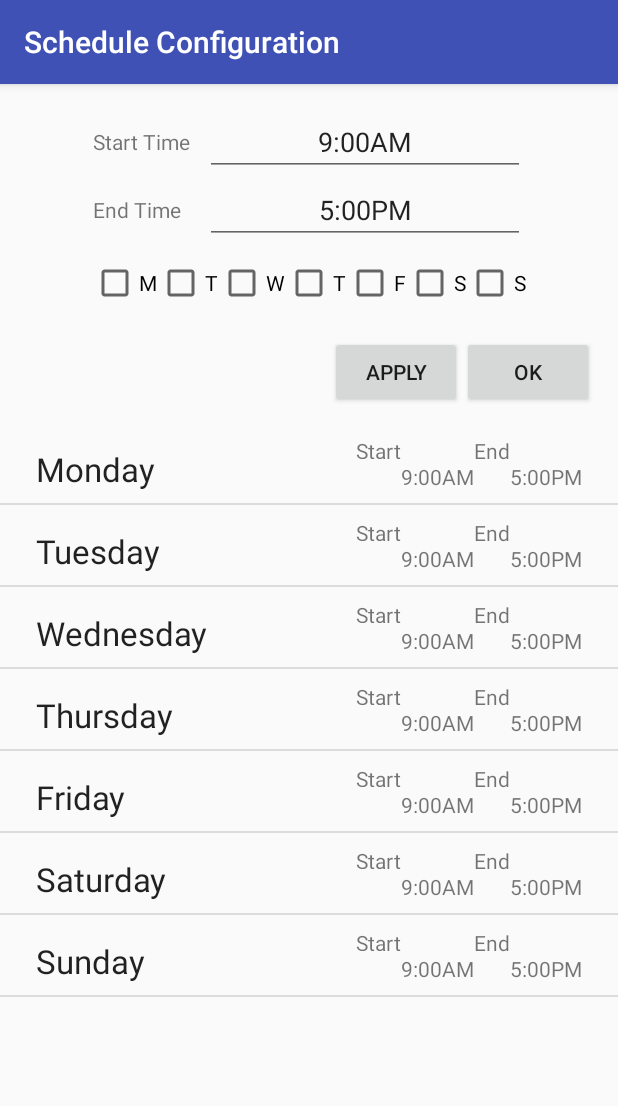
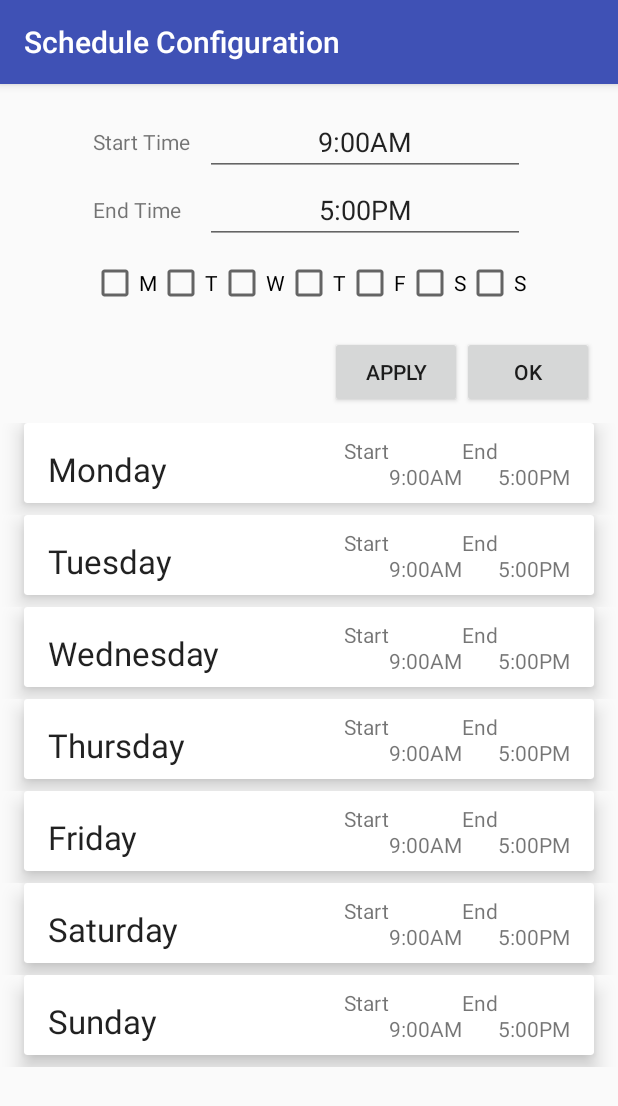
Before and after one commit to kyokoyam1994/Text2Gmail, an Android app: the screen it shows after launch (DailySchedulerActivity), after a tap on "SET SCHEDULE", on a phone screen of 412 x 824 dp. Shown: the top 1106 px of the screen. Run offline under Robolectric (Android 15) with nearby library versions, the phone set to English and light mode, and no system bars; our stand-ins replace Room's generated code; libraries missing offline, so code that uses them is left out: com.squareup.leakcanary; 2 statements that could not run were skipped.

Commit message:
-Start and end edit text in daily scheduler activity no longer use focus listener, replaced with on click listener instead -Orientation change fix added for time picker dialog -Daily scheduler entries now uses card views in a linear layout instead of list view

```diff
--- a/app/src/main/java/com/example/kosko/text2gmail/DailySchedulerActivity.java
+++ b/app/src/main/java/com/example/kosko/text2gmail/DailySchedulerActivity.java
@@ -6,6 +6,7 @@ import android.view.View;
 import android.widget.Button;
 import android.widget.CheckBox;
 import android.widget.EditText;
+import android.widget.LinearLayout;
 import android.widget.ListView;
 import android.widget.TextView;
 
@@ -22,7 +23,7 @@ import java.util.Calendar;
 import java.util.Date;
 
 public class DailySchedulerActivity extends AppCompatActivity implements View.OnClickListener,
-        View.OnFocusChangeListener, TimePickerDialogFragment.TimeSelectedListener {
+        TimePickerDialogFragment.TimeSelectedListener {
 
     private Button buttonApply;
     private Button buttonOK;
@@ -41,8 +42,8 @@ public class DailySchedulerActivity extends AppCompatActivity implements View.On
 
         buttonApply.setOnClickListener(this);
         buttonOK.setOnClickListener(this);
-        editTextStartTime.setOnFocusChangeListener(this);
-        editTextEndTime.setOnFocusChangeListener(this);
+        editTextStartTime.setOnClickListener(this);
+        editTextEndTime.setOnClickListener(this);
 
         Calendar curr = Calendar.getInstance();
         int dayOfWeek = curr.get(Calendar.DAY_OF_WEEK);
@@ -64,28 +65,17 @@ public class DailySchedulerActivity extends AppCompatActivity implements View.On
             case R.id.buttonOK:
                 finish();
                 break;
-        }
-    }
-
-    @Override
-    public void onFocusChange(View view, boolean hasFocus) {
-        switch (view.getId()){
             case R.id.editTextStartTime:
-                if(hasFocus) {
-                    TimePickerDialogFragment.newInstance(R.string.start_time_label_text, editTextStartTime.getText().toString()).show(getSupportFragmentManager(), "Start");
-                }
+                TimePickerDialogFragment.newInstance(R.string.start_time_label_text, editTextStartTime.getText().toString()).show(getSupportFragmentManager(), "Start");
                 break;
             case R.id.editTextEndTime:
-                if(hasFocus) TimePickerDialogFragment.newInstance(R.string.end_time_label_text, editTextEndTime.getText().toString()).show(getSupportFragmentManager(), "End");
+                TimePickerDialogFragment.newInstance(R.string.end_time_label_text, editTextEndTime.getText().toString()).show(getSupportFragmentManager(), "End");
                 break;
         }
     }
 
     @Override
     public void onTimeSelected(int title, int hours, int minutes, boolean cancelled) {
-        // DateTimeFormatter parseFormat = new DateTimeFormatterBuilder().appendPattern("h:mma").toFormatter();
-        // String time = parseFormat.format(LocalTime.of(hours, minutes));
-
         DateFormat parseFormat = new SimpleDateFormat("h:mma");
         Calendar curr = Calendar.getInstance();
         curr.set(Calendar.HOUR_OF_DAY, hours);
@@ -102,32 +92,24 @@ public class DailySchedulerActivity extends AppCompatActivity implements View.On
     }
 
     private void refreshSchedule() {
-        ListView listViewSchedule = findViewById(R.id.listViewSchedule);
+        //ListView listViewSchedule = findViewById(R.id.listViewSchedule);
         ArrayList<ScheduleEntry> entries = new ArrayList<>();
         for (int i = 0; i < DefaultSharedPreferenceManager.DAY_OF_THE_WEEK_KEYS.length; i++) {
             String schedule = DefaultSharedPreferenceManager.getSchedule(this, DefaultSharedPreferenceManager.DAY_OF_THE_WEEK_KEYS[i]);
             String[] intervals = schedule.split("~");
             entries.add(new ScheduleEntry(ScheduleEntry.DayOfTheWeek.from(i+1), intervals[0], intervals[1]));
         }
-        ScheduleEntryAdapter scheduleEntryAdapter = new ScheduleEntryAdapter(this, R.layout.schedule_list_item, entries);
-        listViewSchedule.setAdapter(scheduleEntryAdapter);
+        ScheduleEntryAdapter scheduleEntryAdapter = new ScheduleEntryAdapter(this, R.layout.card_view_schedule, entries);
+        //listViewSchedule.setAdapter(scheduleEntryAdapter);
+        LinearLayout linearLayoutSchedule = findViewById(R.id.linearLayoutSchedule);
+        linearLayoutSchedule.removeAllViews();
+        for(int i = 0; i < scheduleEntryAdapter.getCount(); i++) {
+            linearLayoutSchedule.addView(scheduleEntryAdapter.getView(i, null, null));
+        }
     }
 
     private void applySelection(){
         TextView textViewScheduleErrorMessage = findViewById(R.id.textViewScheduleErrorMessage);
-        /*try {
-            DateTimeFormatter parseFormat = new DateTimeFormatterBuilder().appendPattern("h:mma").toFormatter();
-            LocalTime startTime = LocalTime.parse(editTextStartTime.getText().toString(), parseFormat);
-            LocalTime endTime = LocalTime.parse(editTextEndTime.getText().toString(), parseFormat);
-            if (!endTime.isAfter(startTime)) {
-                textViewScheduleErrorMessage.setText(R.string.time_picker_dialog_fragment_end_not_after_start);
-                return;
-            }
-        } catch (DateTimeParseException e) {
-            textViewScheduleErrorMessage.setText(R.string.time_picker_dialog_fragment_invalid_time);
-            return;
-        }*/
-
         try {
             DateFormat format = new SimpleDateFormat("h:mma");
             Date startTime = format.parse(editTextStartTime.getText().toString());
--- a/app/src/main/java/com/example/kosko/text2gmail/GMailSender.java
+++ b/app/src/main/java/com/example/kosko/text2gmail/GMailSender.java
@@ -1,8 +1,6 @@
 package com.example.kosko.text2gmail;
 
-import android.accounts.Account;
 import android.accounts.AccountManager;
-import android.accounts.AccountManagerCallback;
 import android.accounts.AccountManagerFuture;
 import android.content.Context;
 import android.os.Bundle;
--- a/app/src/main/java/com/example/kosko/text2gmail/MainActivity.java
+++ b/app/src/main/java/com/example/kosko/text2gmail/MainActivity.java
@@ -26,17 +26,17 @@ public class MainActivity extends AppCompatActivity {
         super.onCreate(savedInstanceState);
         setContentView(R.layout.activity_main);
 
-        Toolbar toolbar = (Toolbar) findViewById(R.id.toolbar);
+        Toolbar toolbar = findViewById(R.id.toolbar);
         setSupportActionBar(toolbar);
         // Create the adapter that will return a fragment for each of the three
         // primary sections of the activity.
         mSectionsPagerAdapter = new SectionsPagerAdapter(getSupportFragmentManager());
 
         // Set up the ViewPager with the sections adapter.
-        mViewPager = (ViewPager) findViewById(R.id.container);
+        mViewPager = findViewById(R.id.container);
         mViewPager.setAdapter(mSectionsPagerAdapter);
 
-        TabLayout tabLayout = (TabLayout) findViewById(R.id.tabs);
+        TabLayout tabLayout = findViewById(R.id.tabs);
 
         mViewPager.addOnPageChangeListener(new TabLayout.TabLayoutOnPageChangeListener(tabLayout));
         tabLayout.addOnTabSelectedListener(new TabLayout.ViewPagerOnTabSelectedListener(mViewPager));
--- a/app/src/main/java/com/example/kosko/text2gmail/adapter/ContactSelectionAdapter.java
+++ b/app/src/main/java/com/example/kosko/text2gmail/adapter/ContactSelectionAdapter.java
@@ -67,7 +67,6 @@ public class ContactSelectionAdapter extends CursorAdapter implements View.OnCli
                 View parentRow = (View) view.getParent();
                 TextView textViewPhoneNumber = parentRow.findViewById(R.id.textViewPhoneNumber);
                 contactAddedListener.onContactAdded(textViewPhoneNumber.getText().toString());
-                //Refresh contacts
                 break;
         }
     }
--- a/app/src/main/java/com/example/kosko/text2gmail/adapter/ScheduleEntryAdapter.java
+++ b/app/src/main/java/com/example/kosko/text2gmail/adapter/ScheduleEntryAdapter.java
@@ -25,7 +25,7 @@ public class ScheduleEntryAdapter extends ArrayAdapter<ScheduleEntry> {
     public View getView(int position, @Nullable View convertView, @NonNull ViewGroup parent) {
         View v = convertView;
         if(v == null) {
-            v = LayoutInflater.from(getContext()).inflate(R.layout.schedule_list_item, parent, false);
+            v = LayoutInflater.from(getContext()).inflate(R.layout.card_view_schedule, parent, false);
         }
 
         ScheduleEntry entry = getItem(position);
--- a/app/src/main/java/com/example/kosko/text2gmail/fragment/EmailConfigFragment.java
+++ b/app/src/main/java/com/example/kosko/text2gmail/fragment/EmailConfigFragment.java
@@ -32,7 +32,6 @@ import com.example.kosko.text2gmail.R;
 import com.example.kosko.text2gmail.ScheduleEntry;
 import com.example.kosko.text2gmail.receiver.SchedulingModeBroadcastReceiver;
 import com.example.kosko.text2gmail.receiver.SMSMissedCallBroadcastReceiver;
-import com.example.kosko.text2gmail.util.Constants;
 import com.example.kosko.text2gmail.util.DefaultSharedPreferenceManager;
 import com.example.kosko.text2gmail.util.Util;
 
--- a/app/src/main/java/com/example/kosko/text2gmail/fragment/TimePickerDialogFragment.java
+++ b/app/src/main/java/com/example/kosko/text2gmail/fragment/TimePickerDialogFragment.java
@@ -21,6 +21,8 @@ public class TimePickerDialogFragment extends AppCompatDialogFragment{
 
     private static final String TITLE_KEY = "TITLE_KEY";
     private static final String TIME_KEY = "TIME_KEY";
+    private static final String HOUR_KEY = "HOUR_KEY";
+    private static final String MINUTE_KEY = "MINUTE_KEY";
 
     private TimePicker timePickerSchedule;
     private TimeSelectedListener timeSelectedListener;
@@ -49,6 +51,10 @@ public class TimePickerDialogFragment extends AppCompatDialogFragment{
         String time = getArguments().getString(TIME_KEY);
         timePickerSchedule = view.findViewById(R.id.timePickerSchedule);
 
+        if(savedInstanceState != null) {
+            timePickerSchedule.setHour(savedInstanceState.getInt(HOUR_KEY));
+            timePickerSchedule.setMinute(savedInstanceState.getInt(MINUTE_KEY));
+        } else {
             try {
                 DateFormat format = new SimpleDateFormat("h:mma");
                 Date parsedTime = format.parse(time);
@@ -60,6 +66,7 @@ public class TimePickerDialogFragment extends AppCompatDialogFragment{
                 timePickerSchedule.setHour(0);
                 timePickerSchedule.setMinute(0);
             }
+        }
 
         builder.setTitle(title)
             .setMessage(R.string.time_picker_dialog_fragment_message)
@@ -67,6 +74,13 @@ public class TimePickerDialogFragment extends AppCompatDialogFragment{
             .setNegativeButton("Cancel", (dialog, which) -> timeSelectedListener.onTimeSelected(title, timePickerSchedule.getHour(), timePickerSchedule.getMinute(), true))
             .setPositiveButton("OK", (dialog, which) -> timeSelectedListener.onTimeSelected(title, timePickerSchedule.getHour(), timePickerSchedule.getMinute(), false));
         return builder.create();
+    }
+
+    @Override
+    public void onSaveInstanceState(Bundle outState) {
+        super.onSaveInstanceState(outState);
+        outState.putInt(HOUR_KEY, timePickerSchedule.getHour());
+        outState.putInt(MINUTE_KEY, timePickerSchedule.getMinute());
     }
 
     public static TimePickerDialogFragment newInstance(int title, String time){
--- a/app/src/main/java/com/example/kosko/text2gmail/receiver/SchedulingModeBroadcastReceiver.java
+++ b/app/src/main/java/com/example/kosko/text2gmail/receiver/SchedulingModeBroadcastReceiver.java
@@ -14,9 +14,6 @@ import com.example.kosko.text2gmail.util.DefaultSharedPreferenceManager;
 import java.text.DateFormat;
 import java.text.ParseException;
 import java.text.SimpleDateFormat;
-import java.time.LocalTime;
-import java.time.format.DateTimeFormatter;
-import java.time.format.DateTimeFormatterBuilder;
 import java.util.Calendar;
 import java.util.Date;
 
@@ -73,22 +70,6 @@ public class SchedulingModeBroadcastReceiver extends BroadcastReceiver {
         int keyPos = dayOfWeek == 1 ? 6 : dayOfWeek - 2;
         String schedule = DefaultSharedPreferenceManager.getSchedule(context, DefaultSharedPreferenceManager.DAY_OF_THE_WEEK_KEYS[keyPos]);
         String[] intervals = schedule.split("~");
-
-        /*DateTimeFormatter parseFormat = new DateTimeFormatterBuilder().appendPattern("h:mma").toFormatter();
-        LocalTime localTime = LocalTime.parse(intervals[0], parseFormat);
-        LocalTime localTime2 = LocalTime.parse(intervals[1], parseFormat);
-        Calendar c = (Calendar) curr.clone();
-        Calendar c2 = (Calendar) curr.clone();
-
-        c.set(Calendar.HOUR_OF_DAY, localTime.getHour());
-        c.set(Calendar.MINUTE, localTime.getMinute());
-        c.set(Calendar.SECOND, 0);
-        c.set(Calendar.MILLISECOND, 0);
-
-        c2.set(Calendar.HOUR_OF_DAY, localTime2.getHour());
-        c2.set(Calendar.MINUTE, localTime2.getMinute());
-        c2.set(Calendar.SECOND, 0);
-        c2.set(Calendar.MILLISECOND, 0);*/
 
         Calendar c = (Calendar) curr.clone();
         Calendar c2 = (Calendar) curr.clone();
--- a/app/src/main/java/com/example/kosko/text2gmail/util/Util.java
+++ b/app/src/main/java/com/example/kosko/text2gmail/util/Util.java
@@ -13,7 +13,6 @@ import android.database.Cursor;
 import android.net.Uri;
 import android.os.Bundle;
 import android.provider.ContactsContract;
-import android.util.Log;
 
 import com.example.kosko.text2gmail.database.entity.LogEntry;
 import com.example.kosko.text2gmail.receiver.SMSMissedCallBroadcastReceiver;
@@ -30,7 +29,6 @@ public class Util {
     public static String findContactNameByNumber(Context context, String phoneNumber){
         String contactName = null;
         ContentResolver contentResolver = context.getContentResolver();
-        Log.d("TEST", phoneNumber);
         Uri uri = Uri.withAppendedPath(ContactsContract.PhoneLookup.CONTENT_FILTER_URI, Uri.encode(phoneNumber));
         Cursor cursor = contentResolver.query(uri, new String[]{ContactsContract.PhoneLookup.DISPLAY_NAME}, null, null, null);
         if(cursor != null && cursor.moveToFirst()){
--- a/app/src/main/res/layout/card_view_schedule.xml
+++ b/app/src/main/res/layout/card_view_schedule.xml
@@ -1,12 +1,17 @@
 <?xml version="1.0" encoding="utf-8"?>
+<LinearLayout xmlns:android="http://schemas.android.com/apk/res/android"
+    android:layout_width="match_parent"
+    android:layout_height="wrap_content"
+    android:orientation="vertical">
+
     <android.support.v7.widget.CardView xmlns:android="http://schemas.android.com/apk/res/android"
         xmlns:app="http://schemas.android.com/apk/res-auto"
+        android:id="@+id/cardViewSchedule"
         android:layout_width="match_parent"
         android:layout_height="wrap_content"
         android:layout_marginBottom="8dp"
         android:layout_marginEnd="16dp"
         android:layout_marginStart="16dp"
-    android:layout_marginTop="8dp"
         app:cardElevation="8dp">
 
         <android.support.constraint.ConstraintLayout xmlns:android="http://schemas.android.com/apk/res/android"
@@ -63,3 +68,4 @@
 
         </android.support.constraint.ConstraintLayout>
     </android.support.v7.widget.CardView>
+</LinearLayout>
--- a/app/src/main/res/layout/daily_scheduler_activity.xml
+++ b/app/src/main/res/layout/daily_scheduler_activity.xml
@@ -1,4 +1,8 @@
 <?xml version="1.0" encoding="utf-8"?>
+<ScrollView xmlns:android="http://schemas.android.com/apk/res/android"
+    android:layout_height="match_parent"
+    android:layout_width="match_parent">
+
     <LinearLayout xmlns:android="http://schemas.android.com/apk/res/android"
         android:layout_width="match_parent"
         android:layout_height="match_parent"
@@ -40,7 +44,6 @@
                 android:layout_width="match_parent"
                 android:layout_height="match_parent"
                 android:layout_marginStart="10dp"
-            android:focusableInTouchMode="true"
                 android:orientation="vertical">
 
                 <EditText
@@ -50,7 +53,9 @@
                     android:layout_weight="1"
                     android:ems="10"
                     android:gravity="center"
-                android:inputType="none" />
+                    android:inputType="none"
+                    android:focusable="false"
+                    android:clickable="true"/>
 
                 <EditText
                     android:id="@+id/editTextEndTime"
@@ -59,7 +64,9 @@
                     android:layout_weight="1"
                     android:ems="10"
                     android:gravity="center"
-                android:inputType="none" />
+                    android:inputType="none"
+                    android:focusable="false"
+                    android:clickable="true"/>
 
             </LinearLayout>
         </LinearLayout>
@@ -152,18 +159,18 @@
 
         </LinearLayout>
 
-    <ListView
+        <!--<ListView
             android:id="@+id/listViewSchedule"
             android:layout_width="match_parent"
             android:layout_height="match_parent" >
-    </ListView>
+        </ListView>-->
 
-
-    <!--<LinearLayout
+        <LinearLayout
+            android:id="@+id/linearLayoutSchedule"
             android:layout_width="match_parent"
             android:layout_height="match_parent"
             android:orientation="vertical">
-
-    </LinearLayout>-->
+        </LinearLayout>
 
     </LinearLayout>
+</ScrollView>
```
Lines whose indentation alone changed are shown as unchanged.
